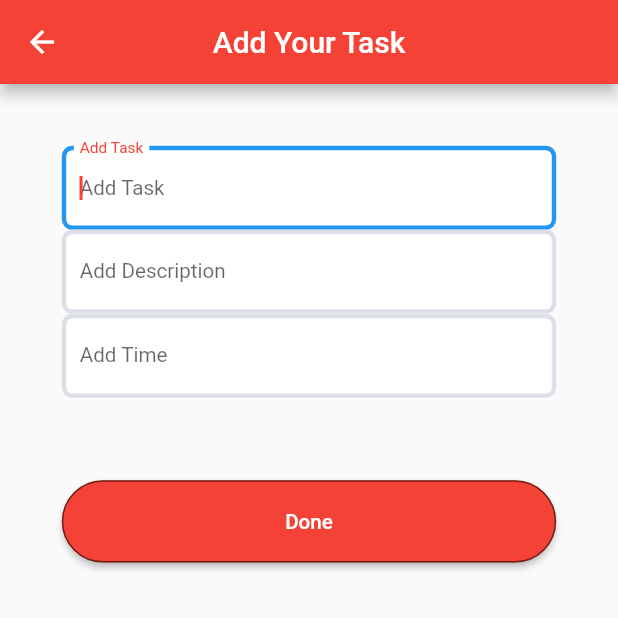
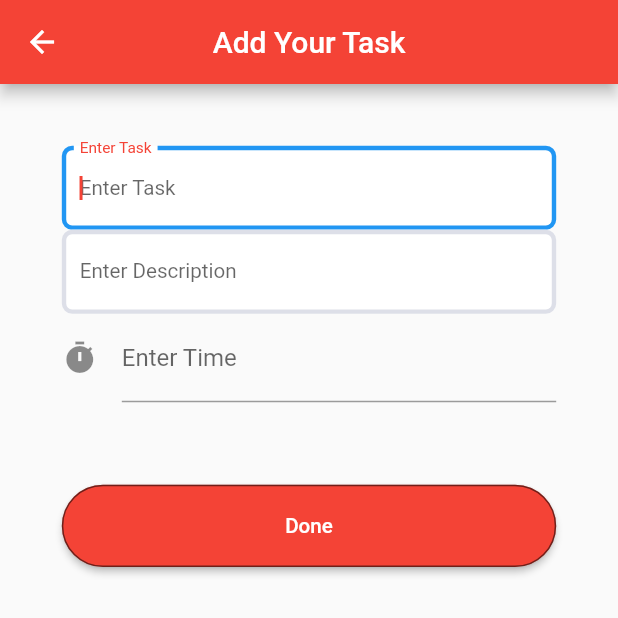
Before and after one commit to panchaniurvisha/todo_app, a Flutter app: the AddAndEditToDo screen opened directly, on a phone screen of 412 x 824 dp, the top half of it. Run offline on Flutter 3.47's test engine with Material 2 defaults, Android fonts, the phone set to English and light mode, and no system bars; our stand-ins replace shared_preferences; accounts and stored records are empty; Roboto replaces fonts that are missing (Circular Std).

Commit message:
18/5/2023

```diff
--- a/lib/model/todo_field.dart
+++ /dev/null
@@ -1,19 +0,0 @@
-class TodoField {
-  static const createdTime = 'createdTime';
-}
-
-class Todo {
-  DateTime? createdTime;
-  String? title;
-  String? id;
-  String? description;
-  bool? isDone;
-
-  Todo({
-    this.createdTime,
-    this.title = '',
-    this.description = "",
-    this.id,
-    this.isDone = false,
-  });
-}
--- a/lib/res/constant/app_strings.dart
+++ b/lib/res/constant/app_strings.dart
@@ -12,7 +12,7 @@ class AppStrings {
   //Add nd Edit Screen
   static const appTitle = "Add Your Task";
   static const done = "Done";
-  static const addTask = "Add Task";
-  static const addDescription = "Add Description";
-  static const addTime = "Add Time";
+  static const addTask = "Enter Task";
+  static const addDescription = "Enter Description";
+  static const addTime = "Enter Time";
 }
--- a/lib/view/add_edit_to_do/add_and_edit_to_do.dart
+++ b/lib/view/add_edit_to_do/add_and_edit_to_do.dart
@@ -1,4 +1,7 @@
+import 'dart:convert';
+
 import 'package:flutter/material.dart';
+import 'package:shared_preferences/shared_preferences.dart';
 import 'package:todo_app/res/commen/app_text_field.dart';
 import 'package:todo_app/res/constant/app_colors.dart';
 import 'package:todo_app/res/constant/app_strings.dart';
@@ -15,6 +18,29 @@ class _AddAndEditToDoState extends State<AddAndEditToDo> {
   TextEditingController taskEditingController = TextEditingController();
   TextEditingController descriptionEditingController = TextEditingController();
   TextEditingController timeEditingController = TextEditingController();
+
+  SharedPreferences? sharedPreferences;
+  void setInstance() async {
+    final SharedPreferences prefs = await SharedPreferences.getInstance();
+  }
+
+  setData() {
+    Map<String, dynamic> data = {
+      "task": taskEditingController.text,
+      "description": descriptionEditingController.text,
+      "time": timeEditingController.text,
+    };
+
+    sharedPreferences!.setStringList("ToDoData", [jsonEncode(data)]);
+    Navigator.pop(context);
+  }
+
+  @override
+  void initState() {
+    setInstance();
+    super.initState();
+  }
+
   @override
   Widget build(BuildContext context) {
     double height = MediaQuery.of(context).size.height;
@@ -41,48 +67,25 @@ class _AddAndEditToDoState extends State<AddAndEditToDo> {
                 hintText: AppStrings.addDescription,
                 controller: descriptionEditingController,
               ),
-              AppTextField(
+              TextField(
+                  controller: timeEditingController,
+                  decoration: const InputDecoration(
+                    icon: Icon(Icons.timer),
                     labelText: AppStrings.addTime,
                     hintText: AppStrings.addTime,
-                controller: timeEditingController,
-                minimax: 1,
                   ),
-              /*  Container(
-                margin: const EdgeInsets.symmetric(horizontal: 30),
-                height: 60,
-                decoration: BoxDecoration(
-                  borderRadius: BorderRadius.circular(15),
-                  border: Border.all(width: 1, color: Colors.black54),
-                ),
-                child: Padding(
-                  padding: const EdgeInsets.symmetric(horizontal: 10),
-                  child: Row(
-                    mainAxisAlignment: MainAxisAlignment.spaceBetween,
-                    children: [
-                      const Text(
-                        "Select Time",
-                        style: TextStyle(
-                          color: Colors.black,
-                          fontWeight: FontWeight.w500,
-                          fontSize: 15,
-                        ),
-                      ),
-                      IconButton(
-                        onPressed: () async {
-                          TimeOfDay? selectTime = await showTimePicker(
+                  readOnly: true,
+                  onTap: () async {
+                    TimeOfDay? pickedTime = await showTimePicker(
                       initialTime: TimeOfDay.now(),
                       context: context,
                     );
-                          if (selectTime != null) {
-                            debugPrint("selectTime.format(context)");
+                    if (pickedTime != null) {
+                      debugPrint(pickedTime.format(context));
+                    } else {
+                      debugPrint("time is not selected");
                     }
-                        },
-                        icon: const Icon(Icons.alarm),
-                      ),
-                    ],
-                  ),
-                ),
-              ),*/
+                  }),
               SizedBox(
                 height: height / 15,
               ),
@@ -101,7 +104,8 @@ class _AddAndEditToDoState extends State<AddAndEditToDo> {
                   style: ElevatedButton.styleFrom(
                     shape: RoundedRectangleBorder(
                       borderRadius: BorderRadius.circular(width / 10),
-                      side: const BorderSide(width: 1, color: AppColors.black54),
+                      side:
+                          const BorderSide(width: 1, color: AppColors.black54),
                     ),
                   ),
                   child: Text(
--- a/lib/view/home/home_screen.dart
+++ b/lib/view/home/home_screen.dart
@@ -1,4 +1,5 @@
 import 'package:flutter/material.dart';
+import 'package:shared_preferences/shared_preferences.dart';
 import 'package:todo_app/res/constant/app_colors.dart';
 import 'package:todo_app/res/constant/app_strings.dart';
 import 'package:todo_app/view/home/components/list_view_separate.dart';
@@ -12,6 +13,23 @@ class HomeScreen extends StatefulWidget {
 
 class _HomeScreenState extends State<HomeScreen> {
   int selectedIndex = 0;
+  SharedPreferences? sharedPreferences;
+  List<ToDoModel> toDoModel = [];
+  setInstance()async {
+    final SharedPreferences prefs = await SharedPreferences.getInstance();
+    getData();
+
+  }
+  getData({
+    data =sharedPreferences.getStringList("ToDoData");
+
+    for(var mapData in Data!){
+  toDoModel.add(toDoModelFromJson)(mapData));
+  }
+
+    debugPrint(data.toString());
+    debugprint(jsonencode(toDoModel));
+})
   @override
   Widget build(BuildContext context) {
     return SafeArea(
--- a/pubspec.yaml
+++ b/pubspec.yaml
@@ -35,6 +35,7 @@ dependencies:
   # The following adds the Cupertino Icons font to your application.
   # Use with the CupertinoIcons class for iOS style icons.
   cupertino_icons: ^1.0.2
+  shared_preferences: ^2.1.1
 
 
 dev_dependencies:
```
Also changed, not shown: lib/model/to_do_model.dart (added), pubspec.lock. Lines whose indentation alone changed are shown as unchanged.
